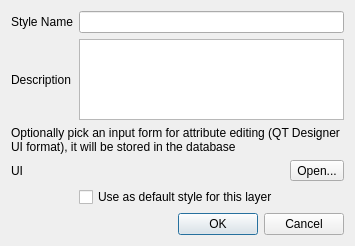
Old version of the form src/ui/qgssavetodbdialog.ui in the repository qgis/QGIS.
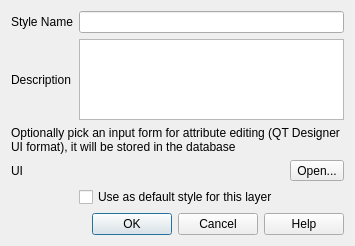
New version of the form.

Commit message: Add Help button and connect it to user manual

The edit to the form file:
```diff
--- a/src/ui/qgssavetodbdialog.ui
+++ b/src/ui/qgssavetodbdialog.ui
@@ -50,16 +50,6 @@
    <item row="0" column="1">
     <widget class="QLineEdit" name="mNameEdit"/>
    </item>
-   <item row="6" column="1">
-    <widget class="QDialogButtonBox" name="buttonBox">
-     <property name="standardButtons">
-      <set>QDialogButtonBox::Cancel|QDialogButtonBox::Ok</set>
-     </property>
-     <property name="centerButtons">
-      <bool>false</bool>
-     </property>
-    </widget>
-   </item>
    <item row="5" column="1">
     <widget class="QCheckBox" name="mUseAsDefault">
      <property name="text">
@@ -107,6 +97,16 @@
      </property>
     </widget>
    </item>
+   <item row="6" column="0" colspan="2">
+    <widget class="QDialogButtonBox" name="buttonBox">
+     <property name="standardButtons">
+      <set>QDialogButtonBox::Cancel|QDialogButtonBox::Help|QDialogButtonBox::Ok</set>
+     </property>
+     <property name="centerButtons">
+      <bool>false</bool>
+     </property>
+    </widget>
+   </item>
   </layout>
  </widget>
  <layoutdefault spacing="6" margin="11"/>
```
The commit also changes 50 other files.
